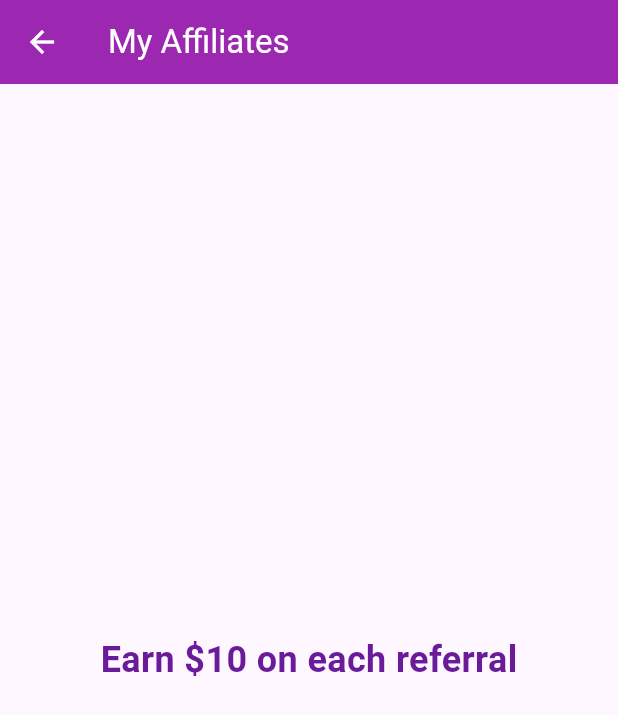
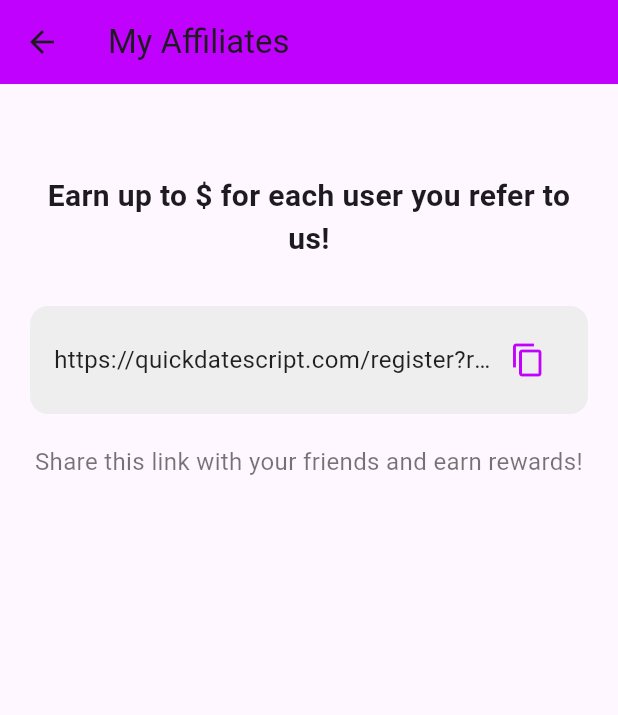
Before and after one commit to maryamf25/quickdate_app, a Flutter app: the MyAffiliatesScreen screen opened directly, on a phone screen of 412 x 824 dp. Shown: the top 715 px of the screen. Run offline on Flutter 3.47's test engine with Material 3 defaults, Android fonts, the light colour scheme and no system bars; our stand-ins replace country_picker, google_sign_in, hive, hive_flutter, shared_preferences; missing offline and left inert: flutter_facebook_auth; accounts and stored records are empty; network calls fail.

Commit message:
Describe your changes here

```diff
--- a/lib/screens/affiliate_screen.dart
+++ b/lib/screens/affiliate_screen.dart
@@ -1,84 +1,75 @@
-// affiliate_screen.dart
 import 'package:flutter/material.dart';
-import 'api_service.dart';
-import 'user_model.dart';
+import 'package:flutter/services.dart';
+import '../utils/user_details.dart'; // Make sure UserDetails.username is available
 
-class MyAffiliatesScreen extends StatefulWidget {
+class MyAffiliatesScreen extends StatelessWidget {
   const MyAffiliatesScreen({super.key});
 
   @override
-  State<MyAffiliatesScreen> createState() => _MyAffiliatesScreenState();
-}
+  Widget build(BuildContext context) {
+    // Generate referral link using current username
+    String referralLink =
+        'https://quickdatescript.com/register?ref=${UserDetails.username}';
 
-class _MyAffiliatesScreenState extends State<MyAffiliatesScreen> {
-  List<ReferredUser> referredUsers = [];
-  bool isLoading = true;
-  String errorMessage = '';
-  String referralCode =
-      'REF${DateTime.now().millisecondsSinceEpoch.toString().substring(7)}';
-
-  @override
-  void initState() {
-    super.initState();
-    _loadReferredUsers();
-  }
-
-  Future<void> _loadReferredUsers() async {
-    setState(() {
-      isLoading = true;
-      errorMessage = '';
-    });
-
-    final response = await ApiService.getAffiliateData();
-
-    if (response['success'] == true) {
-      final data = response['data'];
-      List<ReferredUser> users = [];
-
-      if (data is List) {
-        for (var userData in data) {
-          users.add(ReferredUser.fromJson(userData));
-        }
-      }
-
-      setState(() {
-        referredUsers = users;
-        isLoading = false;
-      });
-    } else {
-      setState(() {
-        errorMessage = response['message'] ?? 'Failed to load referred users';
-        isLoading = false;
-      });
-    }
-  }
-
-  void _copyReferralCode() {
-    // Implement copy to clipboard
-    ScaffoldMessenger.of(context).showSnackBar(
-      const SnackBar(
-        content: Text('Referral code copied to clipboard!'),
-        backgroundColor: Colors.green,
-      ),
-    );
-  }
-
-  @override
-  Widget build(BuildContext context) {
     return Scaffold(
       appBar: AppBar(
-        title: const Text("My Affiliates"),
-        backgroundColor: Colors.purple,
-        foregroundColor: Colors.white,
+        title: const Text('My Affiliates'),
+        backgroundColor: const Color(0xFFBF01FD),
       ),
-      body: Center(
-        child: Text(
-          "Earn \$10 on each referral",
-          style: TextStyle(
-            fontSize: 24,
-            fontWeight: FontWeight.bold,
-            color: Colors.purple[800],
-          ),
+      body: Padding(
+        padding: const EdgeInsets.all(20.0),
+        child: Column(
+          crossAxisAlignment: CrossAxisAlignment.center,
+          children: [
+            const SizedBox(height: 40),
+            const Text(
+              'Earn up to \$ for each user you refer to us!',
+              style: TextStyle(
+                fontSize: 20,
+                fontWeight: FontWeight.bold,
+              ),
+              textAlign: TextAlign.center,
+            ),
+            const SizedBox(height: 30),
+            Container(
+              padding: const EdgeInsets.symmetric(horizontal: 16, vertical: 12),
+              decoration: BoxDecoration(
+                color: Colors.grey.shade200,
+                borderRadius: BorderRadius.circular(12),
+              ),
+              child: Row(
+                children: [
+                  Expanded(
+                    child: Text(
+                      referralLink,
+                      style: const TextStyle(
+                        fontSize: 16,
+                        color: Colors.black87,
+                      ),
+                      overflow: TextOverflow.ellipsis,
+                    ),
+                  ),
+                  IconButton(
+                    icon: const Icon(Icons.copy, color: Color(0xFFBF01FD)),
+                    onPressed: () {
+                      Clipboard.setData(ClipboardData(text: referralLink));
+                      ScaffoldMessenger.of(context).showSnackBar(
+                        const SnackBar(
+                          content: Text('Referral link copied to clipboard!'),
+                        ),
+                      );
+                    },
+                  ),
+                ],
+              ),
+            ),
+            const SizedBox(height: 20),
+            const Text(
+              'Share this link with your friends and earn rewards!',
+              style: TextStyle(fontSize: 16, color: Colors.black54),
+              textAlign: TextAlign.center,
+            ),
+          ],
         ),
       ),
     );
--- a/lib/utils/user_details.dart
+++ b/lib/utils/user_details.dart
@@ -13,9 +13,20 @@ class UserDetails {
   static String langName = "";
   static String isPro = "";
   static String url = "";
-
+  static String facebook= "";
+  static String google = "";
+  static String twitter = "";
+  static String linkedin = "";
+  static String instagram = "";
+  static String discord = "";
+  static String okru = "";
+  static String mailru = "";
+  static String wechat = "";
+  static String qq = "";
+  static String website = "";
   static String lat = "";
   static String lng = "";
+  static List<Map<String, dynamic>> blockedUsers = [];
 
   // ✅ Add these fields
   static String country_txt = ""; // User's country name for display
@@ -47,6 +58,18 @@ class UserDetails {
     url = "";
     lat = "";
     lng = "";
+    facebook = "";
+    google = "";
+    twitter = "";
+    linkedin = "";
+    instagram = "";
+    discord = "";
+    okru = "";
+    mailru = "";
+    wechat = "";
+    qq = "";
+    website = "";
+
     // ✅ Clear new fields as well
     country_txt = "";
     phone = "";
```
Also changed, not shown: lib/screens/LoginActivity.dart (+59 -1 lines), lib/screens/social_links_screen.dart (+176 -94 lines).
